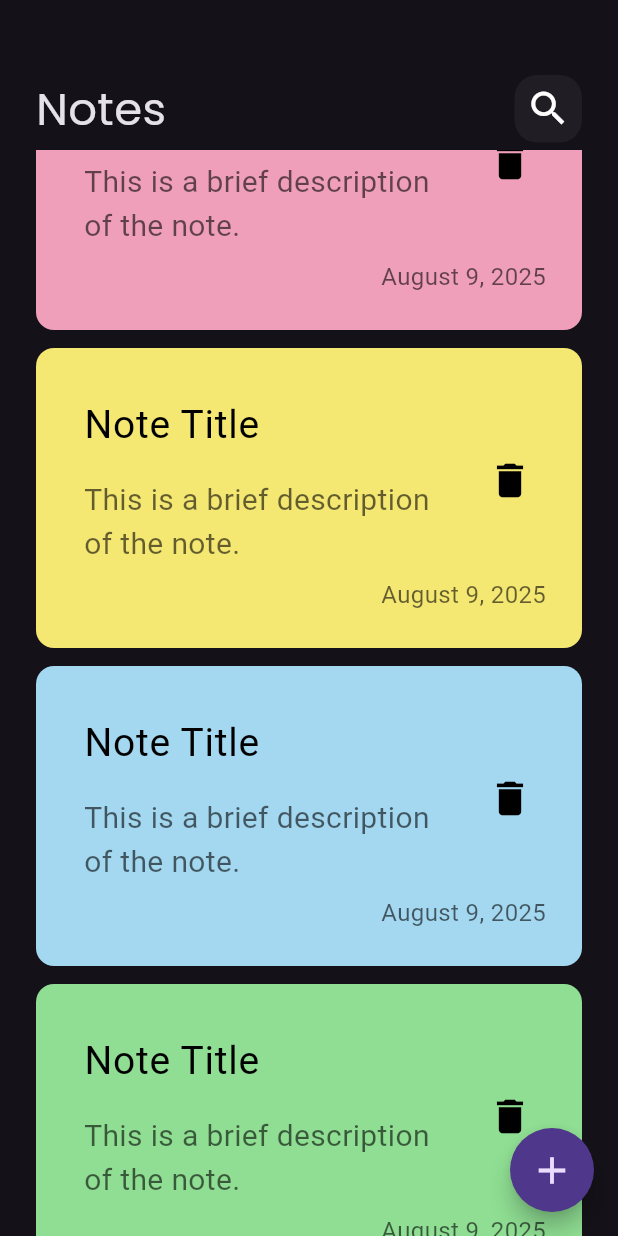
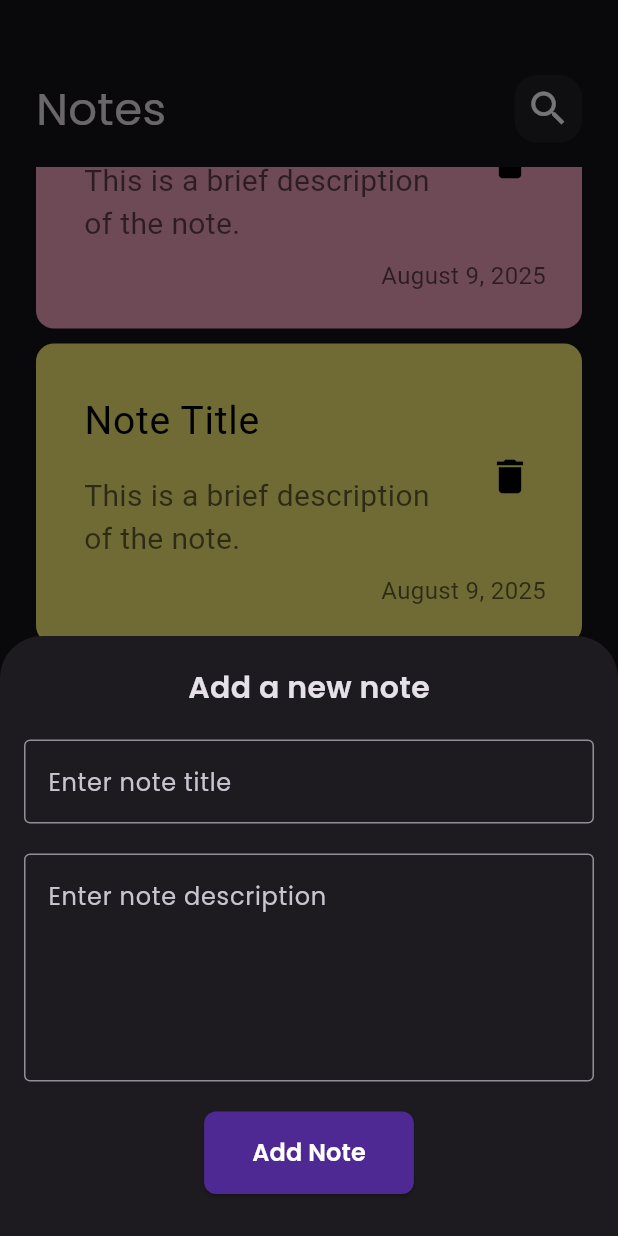
Before and after one commit to EbtehalAlzahrani/notes_app, a Flutter app: the screen it shows after launch, scrolled down 1152 dp, after a tap on the "add" icon, on a phone screen of 412 x 824 dp. Run offline on Flutter 3.47's test engine with Material 3 defaults, Android fonts, the phone set to English and light mode, and no system bars; Roboto replaces fonts that are missing (Poppins-Light, Poppins-SemiBold).

Commit message:
add note pop up

```diff
--- a/lib/views/notesview.dart
+++ b/lib/views/notesview.dart
@@ -1,4 +1,5 @@
 import 'package:flutter/material.dart';
+import 'package:notes/widgets/add_notes.dart';
 import 'package:notes/widgets/notes_view_Body.dart';
 
 class NotesView extends StatelessWidget {
@@ -8,13 +9,18 @@ class NotesView extends StatelessWidget {
   Widget build(BuildContext context) {
     return Scaffold(
       floatingActionButton: FloatingActionButton(
-        onPressed: () {},
+        onPressed: () {
+          showModalBottomSheet(
+              context: context,
+              builder: (context) {
+                return const AddNote();
+              });
+        },
         shape: const CircleBorder(),
         elevation: 6,
         hoverColor: Colors.purple.withOpacity(0.1),
         child: const Icon(Icons.add, size: 30),
       ),
-
       body: const NotesViewBody(),
     );
   }
--- /dev/null
+++ b/lib/widgets/add_notes.dart
@@ -0,0 +1,62 @@
+import 'package:flutter/material.dart';
+
+class AddNote extends StatelessWidget {
+  const AddNote({super.key});
+
+  @override
+  Widget build(BuildContext context) {
+    return Container(
+      height: 400,
+      child: Center(
+        child: Padding(
+          padding: const EdgeInsets.symmetric(horizontal: 16.0),
+          child: Column(
+            children: [
+              const SizedBox(height: 20),
+              const Text('Add a new note',
+              style: TextStyle(
+                fontSize: 20,
+                fontFamily: 'Poppins',
+                fontWeight: FontWeight.w600,
+              )),
+              const SizedBox(height: 20),
+              const TextField(
+                decoration: InputDecoration(
+                  border: OutlineInputBorder(),
+                  hintText: 'Enter note title',
+                ),
+              ),
+              const SizedBox(height: 20),
+              const TextField(
+                maxLines: 5,
+                decoration: InputDecoration(
+                  border: OutlineInputBorder(),
+                  hintText: 'Enter note description',
+                ),
+              ),
+              const SizedBox(height: 20),
+              ElevatedButton(
+                onPressed: () {},
+                style: ElevatedButton.styleFrom(
+                  shape: RoundedRectangleBorder(
+                    borderRadius: BorderRadius.circular(8),
+                  ),
+                  backgroundColor: const Color.fromARGB(255, 78, 41, 148),
+                  padding: const EdgeInsets.symmetric(horizontal: 32, vertical: 16),
+                ),
+                child: const Text('Add Note',
+                  style: TextStyle(
+                    fontSize: 16,
+                    fontFamily: 'Poppins',
+                    fontWeight: FontWeight.w600,
+                    color: Colors.white,
+                  ),
+                ),
+              ),
+            ],
+          ),
+        ),
+      ),
+    );
+  }
+}
--- a/lib/widgets/custom_note_item.dart
+++ b/lib/widgets/custom_note_item.dart
@@ -9,7 +9,7 @@ class NoteItem extends StatelessWidget {
   @override
   Widget build(BuildContext context) {
     return Padding(
-      padding: const EdgeInsets.only(top: 12),
+      padding: const EdgeInsets.only(top: 10),
       child: Container(
         padding: const EdgeInsets.only(top: 24, bottom: 24, left: 16),
         decoration: BoxDecoration(
--- a/lib/widgets/notes_list_view.dart
+++ b/lib/widgets/notes_list_view.dart
@@ -9,8 +9,11 @@ class NotesListView extends StatelessWidget {
 
   @override
   Widget build(BuildContext context) {
-    return ListView.builder(itemBuilder: (context, index) {
-      return NoteItem(color: colorNotes[index % colorNotes.length]);
-    });
+    return Padding(
+      padding: const EdgeInsets.symmetric(vertical: 16),
+      child: ListView.builder(itemBuilder: (context, index) {
+        return NoteItem(color: colorNotes[index % colorNotes.length]);
+      }),
+    );
   }
 }
--- a/lib/widgets/notes_view_body.dart
+++ b/lib/widgets/notes_view_body.dart
@@ -14,10 +14,7 @@ class NotesViewBody extends StatelessWidget {
           SizedBox(
             height: 50,
           ),
-          Padding(
-            padding: EdgeInsets.only(bottom: 5),
-            child: CustomAppBar(),
-          ),
+          CustomAppBar(),
           Expanded(
             child: NotesListView(),
           ),
```
